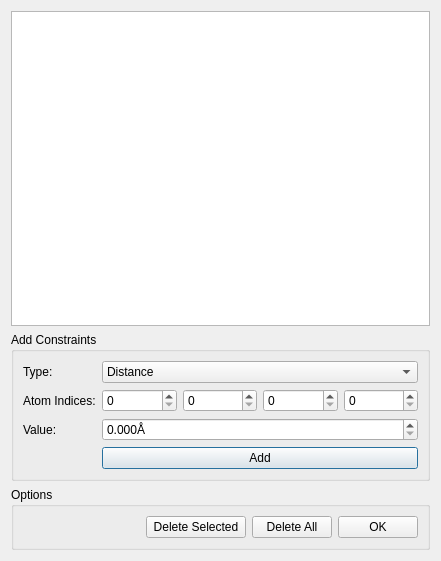
This is avogadro/qtplugins/constraints/constraintsdialog.ui in OpenChemistry/avogadrolibs as Qt 5 draws it before an edit. The edited form follows.
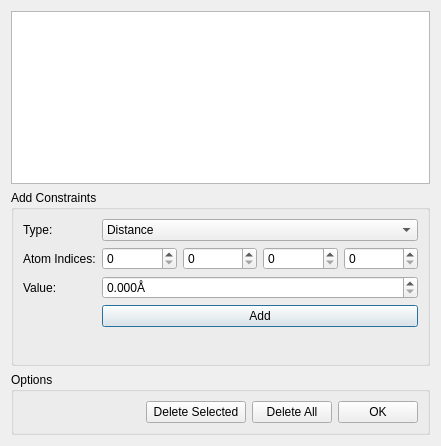
This is the edited form.

Commit message: Fixup dialog and model to select atoms, etc.

Patch:
```diff
--- a/avogadro/qtplugins/constraints/constraintsdialog.ui
+++ b/avogadro/qtplugins/constraints/constraintsdialog.ui
@@ -7,7 +7,7 @@
     <x>0</x>
     <y>0</y>
     <width>441</width>
-    <height>561</height>
+    <height>446</height>
    </rect>
   </property>
   <property name="windowTitle">
@@ -16,6 +16,12 @@
   <layout class="QVBoxLayout">
    <item>
     <widget class="QTableView" name="constraintsTableView">
+     <property name="horizontalScrollBarPolicy">
+      <enum>Qt::ScrollBarAlwaysOff</enum>
+     </property>
+     <property name="sizeAdjustPolicy">
+      <enum>QAbstractScrollArea::AdjustIgnored</enum>
+     </property>
      <property name="selectionBehavior">
       <enum>QAbstractItemView::SelectRows</enum>
      </property>
@@ -26,7 +32,7 @@
      <property name="title">
       <string>Add Constraints</string>
      </property>
-     <layout class="QGridLayout" name="gridLayout">
+     <layout class="QFormLayout" name="formLayout">
       <item row="0" column="0">
        <widget class="QLabel" name="label">
         <property name="maximumSize">
@@ -109,6 +115,8 @@
        </widget>
       </item>
       <item row="2" column="1">
+       <layout class="QHBoxLayout" name="horizontalLayout_3">
+        <item>
        <widget class="QDoubleSpinBox" name="editValue">
         <property name="alignment">
          <set>Qt::AlignLeading|Qt::AlignLeft|Qt::AlignVCenter</set>
@@ -124,12 +132,31 @@
         </property>
        </widget>
       </item>
+       </layout>
+      </item>
       <item row="3" column="1">
+       <layout class="QHBoxLayout" name="horizontalLayout_2">
+        <item>
        <widget class="QPushButton" name="addConstraint">
         <property name="text">
          <string>Add</string>
         </property>
        </widget>
+        </item>
+       </layout>
+      </item>
+      <item row="4" column="1">
+       <spacer name="verticalSpacer">
+        <property name="orientation">
+         <enum>Qt::Vertical</enum>
+        </property>
+        <property name="sizeHint" stdset="0">
+         <size>
+          <width>20</width>
+          <height>40</height>
+         </size>
+        </property>
+       </spacer>
       </item>
      </layout>
     </widget>
```
Lines whose indentation alone changed are shown as unchanged. The commit also changes 5 other files.
